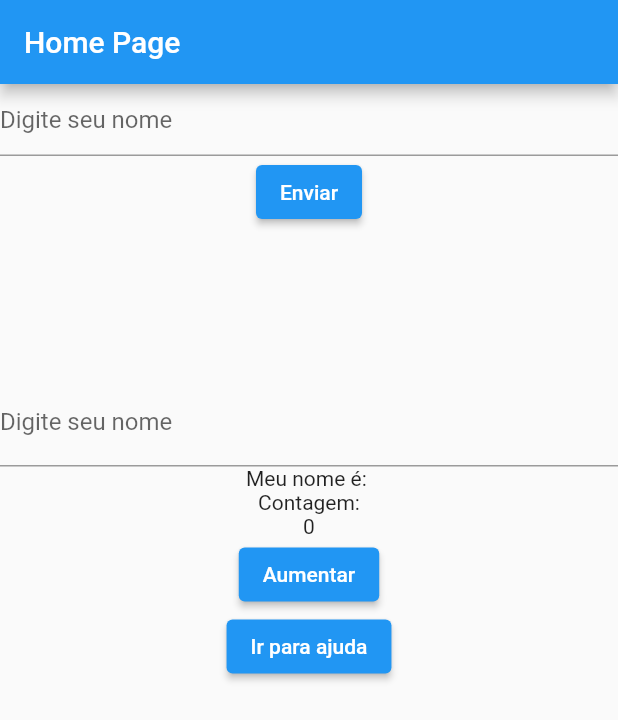
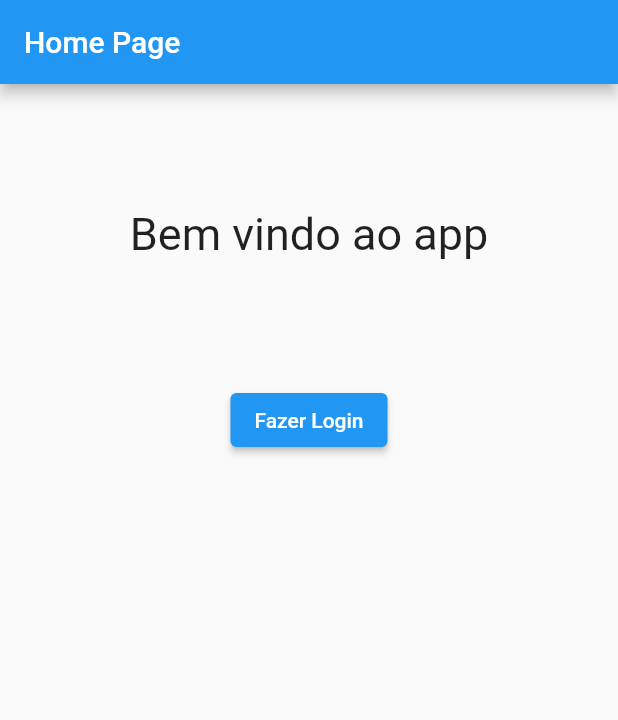
Before and after one commit to izaias1/flutter_001, a Flutter app: the screen it shows after launch, on a phone screen of 412 x 824 dp. Shown: the top 720 px of the screen. Run offline on Flutter 3.47's test engine with Material 2 defaults, Android fonts, the phone set to English and light mode, and no system bars.

Commit message:
Tela de Login

```diff
--- a/lib/main.dart
+++ b/lib/main.dart
@@ -5,6 +5,7 @@ import 'package:provider/provider.dart';
 import 'package:flutter_001/src/models/contador.dart';
 import 'package:flutter_001/src/ajuda.dart';
 import 'package:flutter_001/src/home.dart';
+import 'package:flutter_001/src/login.dart';
 
 void main() => runApp(
       MultiProvider(
@@ -23,6 +24,7 @@ class MeuApp extends StatelessWidget {
       routes: {
         '/home': (context) => HomePage(),
         '/ajuda': (context) => AjudaPage(),
+        '/login': (context) => const LoginPage(),
       },
       initialRoute: '/home',
     );
--- a/lib/src/home.dart
+++ b/lib/src/home.dart
@@ -12,43 +12,27 @@ class HomePage extends StatelessWidget {
       ),
       body: ListView(
         children: [
-          Column(
+          Center(
+            child: Column(
               children: [
-              const Formulatio(),
-              Container(
-                height: 100,
+                const SizedBox(
+                  height: 200,
+                  child: Center(
+                    child: Text(
+                      'Bem vindo ao app',
+                      style: TextStyle(fontSize: 30),
                     ),
-              TextField(
-                decoration: const InputDecoration(
-                  labelText: 'Digite seu nome',
                   ),
-                onChanged: (text) {
-                  Provider.of<Contador>(context, listen: false).mudarNome(text);
-                },
-              ),
-              Consumer<Contador>(
-                builder: (context, contador, child) =>
-                    Text("Meu nome é: ${contador.nome}"),
-              ),
-              const Text('Contagem:'),
-              Consumer<Contador>(
-                builder: (context, contador, child) =>
-                    Text(contador.valor.toString()),
                 ),
                 ElevatedButton(
                   onPressed: () {
-                  Provider.of<Contador>(context, listen: false).aumentar();
+                    Navigator.pushNamed(context, '/login');
                   },
-                child: const Text('Aumentar'),
-              ),
-              ElevatedButton(
-                onPressed: () {
-                  Navigator.pushNamed(context, '/ajuda');
-                },
-                child: const Text('Ir para ajuda'),
+                  child: const Text('Fazer Login'),
                 ),
               ],
             ),
+          )
         ],
       ),
     );
```
Also changed, not shown: lib/src/login.dart (added, +67 -0 lines). Lines whose indentation alone changed are shown as unchanged.
